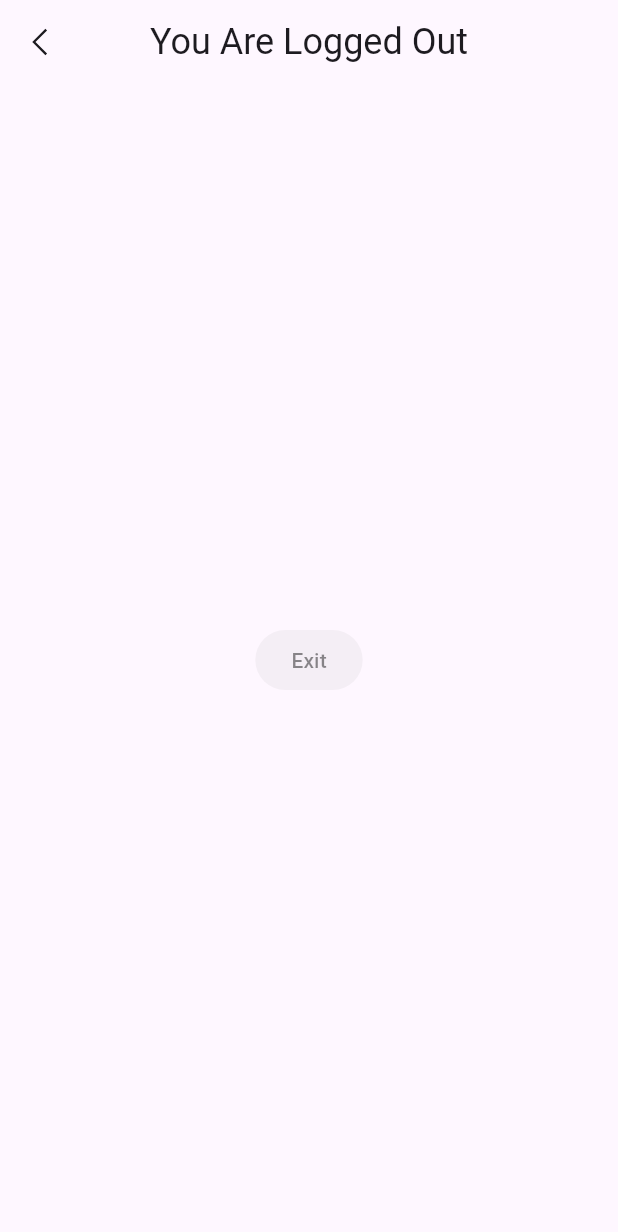
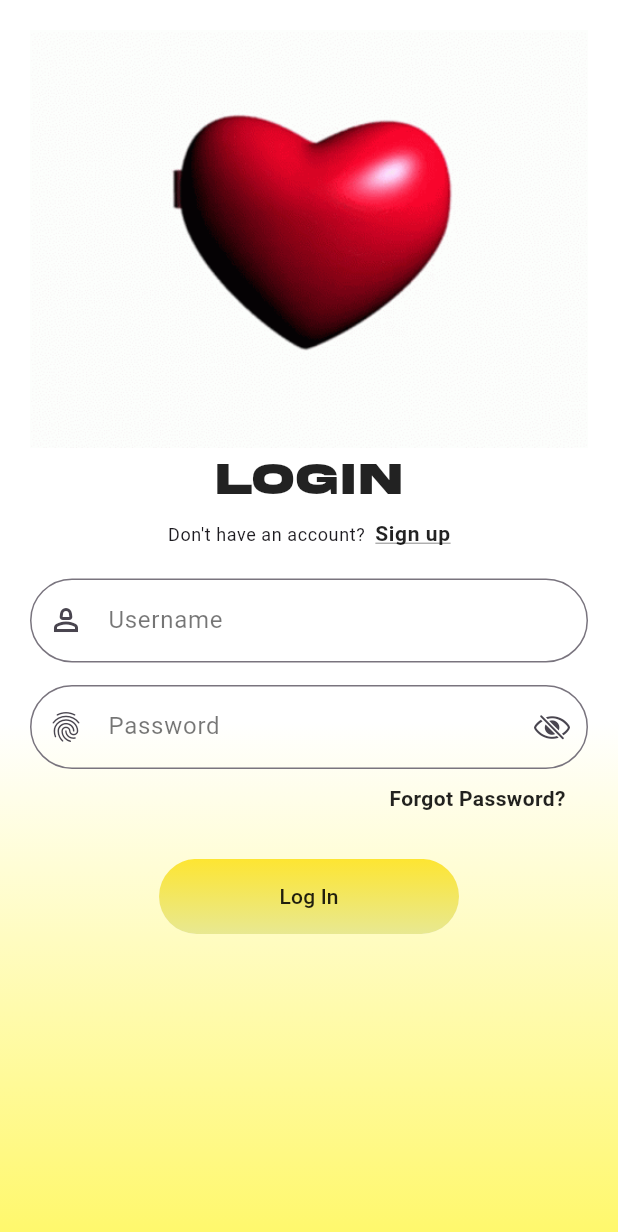
Before and after one commit to lanngabriel/profile, a Flutter app: the screen it shows after launch, after a tap on "Logout", on a phone screen of 412 x 824 dp. Shown: the top 1232 px of the screen. Run offline on Flutter 3.47's test engine with Material 3 defaults, Android fonts, the phone set to English and light mode, and no system bars; our stand-ins replace get, google_fonts, line_awesome_flutter.

Commit message:
SECOND COMMIT

```diff
--- a/lib/bacck.dart
+++ b/lib/bacck.dart
@@ -4,6 +4,7 @@ import 'package:url_launcher/url_launcher.dart';
 import 'package:google_fonts/google_fonts.dart';
 import 'package:get/get.dart';
 import 'package:flutter/services.dart';
+import 'login.dart';
 
 
 void main() {
@@ -45,33 +46,3 @@ class Settings extends StatelessWidget {
     );
   }
 }
-
-class LogIn extends StatelessWidget {
-  const LogIn({Key? key}) : super(key: key);
-
-  @override
-  Widget build(BuildContext context) {
-    return Scaffold(
-      appBar: AppBar(
-        leading: IconButton(onPressed: () => Get.back(), icon: const Icon(LineAwesomeIcons.angle_left_solid)),
-        title: Text('You Are Logged Out', textAlign: TextAlign.center, style: Theme.of(context).textTheme.headlineSmall),
-        centerTitle: true,
-      ),
-      body: Center(
-        child: ElevatedButton(
-            onPressed: () {SystemNavigator.pop();},
-            style: ElevatedButton.styleFrom(
-                backgroundColor: Colors.grey.withOpacity(0.1),
-                elevation: 0,
-                foregroundColor: Colors.black45,
-                shape: const StadiumBorder(),
-                side: BorderSide.none
-            ),
-            child: const Text('Exit')
-        ),
-      )
-
-
-    );
-  }
-}
--- /dev/null
+++ b/lib/login.dart
@@ -0,0 +1,186 @@
+import 'package:flutter/cupertino.dart';
+import 'package:flutter/gestures.dart';
+import 'package:flutter/material.dart';
+import 'package:line_awesome_flutter/line_awesome_flutter.dart';
+import 'package:url_launcher/url_launcher.dart';
+import 'package:google_fonts/google_fonts.dart';
+import 'package:get/get.dart';
+import 'package:flutter/services.dart';
+
+
+class LogIn extends StatefulWidget {
+  @override
+  LogInState createState() => LogInState();
+}
+
+class LogInState extends State<LogIn> {
+  bool TextVisibility = true;
+
+  void PasswordVisibility() {
+    setState(() {
+      TextVisibility = !TextVisibility;
+    });
+  }
+  @override
+  Widget build(BuildContext context) {
+    return SafeArea(
+      child: Scaffold(
+        body: SingleChildScrollView(
+          child: Container(
+
+            decoration: const BoxDecoration(
+              gradient: LinearGradient(colors: [Color(0xFFFFF530),Color(0xFFFFFFFF)],
+                end: Alignment.center,
+                begin: Alignment.bottomCenter,
+              ),
+            ),
+
+            padding: const EdgeInsets.all(20),
+            child: Column(
+              children: [
+                const Image(image: AssetImage('ass/img/deez-nutz-deez-nuts.gif')),
+                const Text('Login',style: TextStyle(
+                  fontFamily: 'Akira Expanded',
+                  fontSize: 30.0,
+                  color: Colors.black87)),
+                const SizedBox(height: 5.0,),
+                Text.rich(
+                  TextSpan(text: 'Don\'t have an account?  ', style: Theme.of(context).textTheme.bodySmall,
+                  children: [
+                    TextSpan(text: 'Sign up',style: const TextStyle(
+                        color: Colors.black87,
+                        fontWeight: FontWeight.bold,
+                        fontSize: 14,
+                        decoration: TextDecoration.underline,
+                        decorationColor: Colors.black45),
+                    recognizer: TapGestureRecognizer()
+                    ..onTap = () {showDialog(
+                      context: context,
+                      builder: (context) => AlertDialog(
+                        actions: [
+                          TextButton(onPressed: (){Navigator.of(context).pop();},
+                            child: Text('Close',
+                                style: Theme.of(context).textTheme.bodyMedium),
+                          ),
+                        ],
+                        title: const Text('Sign Up'),
+                        contentPadding: const EdgeInsets.all(20),
+                        content: const Text('Login Page isn\'t even done bro'),
+                      ),
+                    );
+                    }),
+                  ]),
+                ),
+                Form(child: Container(
+                  padding: const EdgeInsets.symmetric(vertical: 20),
+                  child: Column(
+                    crossAxisAlignment: CrossAxisAlignment.start,
+                    children: [
+                      TextFormField(
+                        decoration: InputDecoration(
+                          prefixIcon: const Icon(Icons.person_2_outlined),
+                          labelText: 'Username',
+                          labelStyle: const TextStyle(color: Colors.black54),
+                          hintText: 'Username',
+                          hintStyle: const TextStyle(color: Colors.black38, fontWeight: FontWeight.w300, fontSize: 14),
+                          border: OutlineInputBorder(
+                            borderRadius: BorderRadius.circular(100),
+                          ),
+                          focusedBorder: OutlineInputBorder(
+                            borderSide: const BorderSide(color: Color(0xCCFFE200), width: 2),
+                            borderRadius: BorderRadius.circular(100),
+                          ),
+                        ),
+                      ),
+                      const SizedBox(height: 15,),
+                      TextFormField(
+                        obscureText: TextVisibility,
+                        decoration: InputDecoration(
+                          prefixIcon: const Icon(Icons.fingerprint_outlined),
+                            labelText: 'Password',
+                            labelStyle: const TextStyle(color: Colors.black54),
+                            hintText: 'Password',
+                            hintStyle: const TextStyle(color: Colors.black38, fontWeight: FontWeight.w300, fontSize: 14),
+                            border: OutlineInputBorder(
+                              borderRadius: BorderRadius.circular(100),
+                            ),
+                            focusedBorder: OutlineInputBorder(
+                              borderSide: const BorderSide(color: Color(0xCCFFE200), width: 2),
+                              borderRadius: BorderRadius.circular(100),
+                            ),
+                          suffixIcon: IconButton(icon: Icon(
+                              TextVisibility? CupertinoIcons.eye_slash : CupertinoIcons.eye), onPressed: (){PasswordVisibility();}),
+                        ),
+                      ),
+                      const SizedBox(height: 10,),
+                      Align(alignment: Alignment.topRight,
+                          child: Text.rich(
+                            TextSpan(text: 'Forgot Password?    ',style: const TextStyle(
+                                      color: Colors.black87,
+                                      fontWeight: FontWeight.w600,
+                                      fontSize: 14,
+                                      //decoration: TextDecoration.underline,
+                                      //decorationColor: Colors.black45
+                                      ),
+                                      recognizer: TapGestureRecognizer()
+                                        ..onTap = () {showDialog(
+                                          context: context,
+                                          builder: (context) => AlertDialog(
+                                            actions: [
+                                              TextButton(onPressed: (){Navigator.of(context).pop();},
+                                                child: Text('Close',
+                                                    style: Theme.of(context).textTheme.bodyMedium),
+                                              ),
+                                            ],
+                                            title: const Text('Forgot Password?'),
+                                            contentPadding: const EdgeInsets.all(20),
+                                            content: const Text('Login Page isn\'t even done bro'),
+                                          ),
+                                        );
+                                        }
+                                        ),
+                          ),
+                      ),
+                      const SizedBox(height: 30,),
+                      Center(
+                        child: SizedBox(
+                          //width: double.infinity,
+                          child: ElevatedButton(
+                            style: ElevatedButton.styleFrom(
+                                elevation: 0,
+                                padding: EdgeInsets.zero,
+                                shape: const StadiumBorder(),
+                                side: BorderSide.none
+                            ),
+                            onPressed: (){}, child: Ink(
+                              decoration: BoxDecoration(
+                                gradient: const LinearGradient(
+                                  colors: [Color(0xCCFFE200), Color(0xCCE4E677)],
+                                  begin: Alignment.topCenter,
+                                  end: Alignment.bottomCenter,),
+                               borderRadius: BorderRadius.circular(30),),
+                              child: Container(
+                                alignment: Alignment.center,
+                                constraints: const BoxConstraints(maxWidth: 200, minHeight: 50),
+                                child: const Text('Log In',
+                                  style: TextStyle(color: Colors.black87),
+                                ),
+                             ),
+                          ),
+                        ),
+                        ),
+                      ),
+                      const SizedBox(height: 300,),
+                    ],
+                  ),
+                ),
+                ),
+
+              ],
+            ),
+          )
+        ),
+      ),
+    );
+  }
+}
--- a/lib/main.dart
+++ b/lib/main.dart
@@ -4,15 +4,14 @@ import 'package:google_fonts/google_fonts.dart';
 import 'package:url_launcher/url_launcher.dart';
 import 'package:get/get.dart';
 import 'bacck.dart';
+import 'login.dart';
 import 'package:flutter/services.dart';
 
 void main() {
-  runApp(const Team());
+  runApp(Themes());
 }
 
-class Team extends StatelessWidget {
-  const Team({super.key});
-
+class Themes extends StatelessWidget {
   @override
   Widget build(BuildContext context) {
     return MaterialApp(
@@ -43,22 +42,44 @@ class App extends StatelessWidget {
   // This widget is the root of your application.
   @override
   Widget build(BuildContext context) {
-    var isDark = MediaQuery.of(context).platformBrightness == Brightness.dark;
+
     return GetMaterialApp(
       home: Scaffold(
+        extendBodyBehindAppBar: false,
         appBar: AppBar(
-          leading: IconButton(onPressed: () => Get.to(() => const Bacck()), icon: const Icon(LineAwesomeIcons.angle_left_solid)),
+          backgroundColor: Colors.transparent,
+          elevation: 0,
+          leading: IconButton(onPressed: () => Get.to(() => const Bacck(), transition: Transition.fadeIn, duration: const Duration(seconds: 1)), icon: const Icon(LineAwesomeIcons.angle_left_solid)),
           title: Text('Profile', textAlign: TextAlign.center, style: Theme.of(context).textTheme.headlineSmall),
           centerTitle: true,
           actions: [
-            IconButton(onPressed: ()=> Get.to(() => const Settings()), icon: Icon(isDark? LineAwesomeIcons.cog_solid : LineAwesomeIcons.moon))
+            IconButton(onPressed: ()=> Get.to(() => const Settings(), transition: Transition.rightToLeft, duration: const Duration(milliseconds: 300)), icon: const Icon(LineAwesomeIcons.cog_solid )),
           ],
+          flexibleSpace: Container(
+            decoration: const BoxDecoration(
+              borderRadius: BorderRadius.only(bottomLeft: Radius.circular(20),bottomRight: Radius.circular(20)),
+              gradient: LinearGradient(colors: [Color(0xCCE4E677),Color(0xCCFFE200)],
+              begin: Alignment.bottomCenter,
+              end: Alignment.topCenter,
+              ),
+            ),
+          ),
         ),
         body: SingleChildScrollView(
           child: Container(
+
+              decoration: const BoxDecoration(
+                //  borderRadius: BorderRadius.only(bottomLeft: Radius.circular(20),bottomRight: Radius.circular(20)),
+                gradient: LinearGradient(colors: [Color(0xFFFFF530),Color(0xFFFFFFFF)],
+                  begin: Alignment.bottomCenter,
+                  end: Alignment.center,
+                ),
+              ),
+
             padding: const EdgeInsets.all(20),
             child: Column(
               children: [
+                // const SizedBox(height: 80,),
                 Stack(
                   children: [
                     SizedBox(
@@ -87,8 +108,26 @@ class App extends StatelessWidget {
                     child: ElevatedButton(
                         onPressed: (){_launchUrl('https://www.messenger.com/t/100002556682407/');},
                         style: ElevatedButton.styleFrom(
-                          backgroundColor: const Color(0xE6FFE200), side: BorderSide.none, shape: const StadiumBorder()),
-                        child: const Text('Message', style: TextStyle(color: Colors.black87)),
+                          padding: EdgeInsets.zero,
+                          shape: const StadiumBorder(),
+                        ),
+                      child: Ink(
+                        decoration: BoxDecoration(
+                          gradient: const LinearGradient(
+                            colors: [Color(0xCCFFE200), Color(0xCCE4E677)],
+                            begin: Alignment.topCenter,
+                            end: Alignment.bottomCenter,
+                          ),
+                          borderRadius: BorderRadius.circular(30),
+                        ),
+                        child: Container(
+                          alignment: Alignment.center,
+                          constraints: const BoxConstraints(maxWidth: 200, minHeight: 50),
+                          child: const Text('Message',
+                            style: TextStyle(color: Colors.black87),
+                          ),
+                        ),
+                      ),
                     ),
                 ),
                 const SizedBox(height: 20),
@@ -109,7 +148,7 @@ class App extends StatelessWidget {
                   icon: LineAwesomeIcons.sign_out_alt_solid,
                   textColor: Colors.red,
                   endIcon: false,
-                  onPress: ()=> Get.to(() => const LogIn()),
+                  onPress: ()=> Get.to(() => LogIn(), transition: Transition.fade, duration: const Duration(milliseconds: 1000)),
                 ),
 
                 const SizedBox(height: 50),
@@ -126,9 +165,23 @@ class App extends StatelessWidget {
                         ),
                     ),
                     ElevatedButton(
-                        onPressed: () {SystemNavigator.pop();},
+                        onPressed: () {showDialog(
+                            context: context,
+                            builder: (context) => AlertDialog(
+                              actions: [
+                                TextButton(onPressed: (){SystemNavigator.pop();},
+                                  child: Text('Close',
+                                      style: Theme.of(context).textTheme.bodyMedium),
+                                ),
+                              ],
+                                  title: const Text('Confirm Exit'),
+                                  contentPadding: const EdgeInsets.all(20),
+                                  content: const Text('Are you sure you want to exit?'),
+                                ),
+                          );
+                          },
                         style: ElevatedButton.styleFrom(
-                            backgroundColor: Colors.grey.withOpacity(0.1),
+                            backgroundColor: Colors.black12.withOpacity(0.1),
                             elevation: 0,
                             foregroundColor: Colors.black45,
                             shape: const StadiumBorder(),
@@ -172,8 +225,8 @@ class ProfileWidget extends StatelessWidget {
         width: 40, height: 40,
         decoration: BoxDecoration(
             borderRadius: BorderRadius.circular(100),
-            color: Colors.indigoAccent.withOpacity(0.1)),
-        child: Icon(icon, color: Colors.indigoAccent),
+            color: Colors.black12.withOpacity(0.1)),
+        child: Icon(icon, color: Colors.black54),
       ),
       title: Text(title, style: Theme.of(context).textTheme.bodyLarge?.apply(color: textColor)),
       trailing: endIcon? Container(
```
